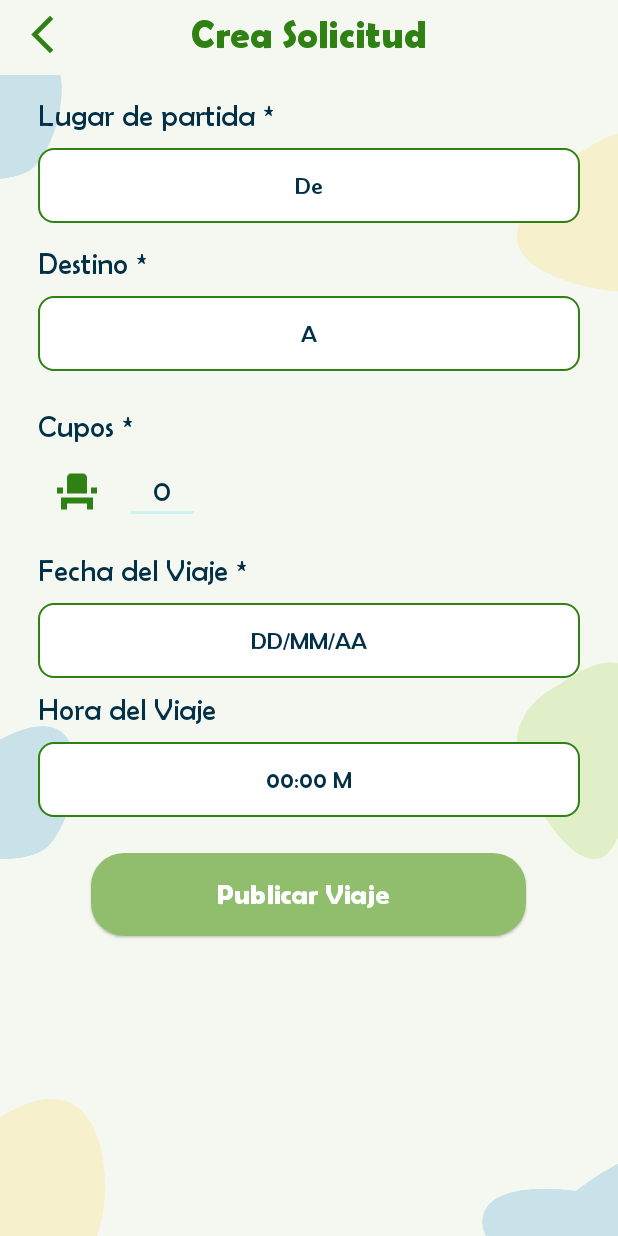
After one commit to santiago01est/MoviUQ_APP, an Android app: the CreateRequestActivity screen opened directly, with no data from a screen before it, on a phone screen of 412 x 824 dp. The commit adds this screen. Run offline under Robolectric (Android 15) with nearby library versions, the phone set to English and light mode, and no system bars; our stand-ins replace Volley; Roboto replaces fonts that are not available here; 1 statement that could not run was skipped.

Commit message:
correciones de diseño y logica request

```diff
--- a/app/src/main/AndroidManifest.xml
+++ b/app/src/main/AndroidManifest.xml
@@ -13,6 +13,9 @@
         android:supportsRtl="true"
         android:theme="@style/Theme.MoviUq"
         tools:targetApi="31">
+        <activity
+            android:name=".CreateRequestActivity"
+            android:exported="false" />
         <activity
             android:name=".presentation.activity.DetailOfferTravelActivity"
             android:exported="false" />
--- /dev/null
+++ b/app/src/main/java/com/uniquindio/moviuq/CreateRequestActivity.java
@@ -0,0 +1,341 @@
+package com.uniquindio.moviuq;
+
+import static com.android.volley.VolleyLog.TAG;
+
+import androidx.annotation.Nullable;
+import androidx.annotation.RequiresApi;
+import androidx.appcompat.app.AppCompatActivity;
+
+import android.app.DatePickerDialog;
+import android.app.TimePickerDialog;
+import android.content.Intent;
+import android.os.Build;
+import android.os.Bundle;
+import android.util.Log;
+import android.view.View;
+import android.widget.Button;
+import android.widget.DatePicker;
+import android.widget.EditText;
+import android.widget.ScrollView;
+import android.widget.TextView;
+import android.widget.TimePicker;
+import android.widget.Toast;
+
+import com.google.android.gms.common.api.Status;
+import com.google.android.gms.maps.GoogleMap;
+import com.google.android.gms.maps.model.LatLng;
+import com.google.android.libraries.places.api.Places;
+import com.google.android.libraries.places.api.model.Place;
+import com.google.android.libraries.places.widget.Autocomplete;
+import com.google.android.libraries.places.widget.AutocompleteActivity;
+import com.google.android.libraries.places.widget.model.AutocompleteActivityMode;
+import com.google.android.material.appbar.MaterialToolbar;
+import com.google.android.material.floatingactionbutton.FloatingActionButton;
+import com.uniquindio.moviuq.domain.MyPlace;
+import com.uniquindio.moviuq.domain.VehicleType;
+import com.uniquindio.moviuq.presentation.activity.CreateOfferActivity;
+import com.uniquindio.moviuq.use_case.Case_Offer;
+import com.uniquindio.moviuq.use_case.Case_Request;
+
+import java.util.Arrays;
+import java.util.Calendar;
+import java.util.List;
+
+public class CreateRequestActivity extends AppCompatActivity {
+
+    /**
+     * Constantes de respuesta para la onActivityResult
+     **/
+    private static int FROM_REQUEST_CODE = 1;
+    private static int TO_REQUEST_CODE = 2;
+
+    /** Elementos UI**/
+    private TextView from_travel;
+    private TextView to_travel;
+    private EditText seats;
+    private TextView txv_date;
+    private TextView txv_hour;
+    private Button request;
+    private MaterialToolbar toolbar;
+
+
+    /**
+     * Caso de Uso y objetos
+     **/
+    private Case_Request case_request;
+    private Place place;
+    private GoogleMap mMap;
+    private MyPlace placeFrom;
+    private MyPlace placeTo;
+    private LatLng mToLatLng=null;
+    private LatLng mFromLatLng=null;
+
+    @Override
+    protected void onCreate(Bundle savedInstanceState) {
+        super.onCreate(savedInstanceState);
+        setContentView(R.layout.activity_create_request);
+
+        /** Inicializar datos**/
+        case_request=new Case_Request(this);
+        placeTo=new MyPlace();
+        placeFrom=new MyPlace();
+
+        referencesElements();
+
+        /** Logica para obtener la información de los Lugares*/
+        setupPlaces();
+
+        /** referencia de elementos UI para la fecha y sus respectivos onclick listeners
+         * configuración de la fecha del viaje */
+        setupDate();
+
+        /** evento clic del boton crear request**/
+        createRequest();
+
+        /** boton de navegacion Back de la toolbar**/
+        toolbar.setNavigationOnClickListener(new View.OnClickListener() {
+            @Override
+            public void onClick(View view) {
+
+                finish();
+
+            }
+        });
+
+    }
+
+    /** Conexion con los elementos ui*/
+    private void referencesElements() {
+
+        seats= findViewById(R.id.edtText_seat);
+        toolbar=findViewById(R.id.topAppBar);
+        from_travel = findViewById(R.id.txv_from_travel);
+        to_travel = findViewById(R.id.txv_to_travel);
+        txv_date=findViewById(R.id.txv_request_date);
+        txv_hour=findViewById(R.id.txv_request_hour);
+
+    }
+
+    /** Button Post request **/
+    private void createRequest() {
+        request=findViewById(R.id.btn_post_request);
+
+        request.setOnClickListener(new View.OnClickListener() {
+            @RequiresApi(api = Build.VERSION_CODES.O)
+            @Override
+            public void onClick(View view) {
+                if(verificarCampos()){
+                    /** se crea titulo con el nombre de los 2 lugares seleccionados*/
+                    String title=placeFrom.getName()+" - " +placeTo.getName();
+
+                    case_request.createRequest(title,txv_date.getText().toString(), txv_hour.getText().toString(), Integer.parseInt(seats.getText().toString()) ,placeTo,placeFrom);
+                }else{
+                    Toast.makeText(CreateRequestActivity.this, "Ingresa los campos obligatorios (*)", Toast.LENGTH_SHORT).show();
+                }
+
+            }
+        });
+    }
+
+    private boolean verificarCampos() {
+        boolean centinela=true;
+
+        if( from_travel.getText()=="De" ||
+                to_travel.getText()=="A"  ||
+                seats.getText().toString().isEmpty() || txv_date.getText().toString().isEmpty()){
+            centinela=false;
+
+        }
+
+        return  centinela;
+    }
+
+    /**
+     * PLACES
+     **/
+
+    private void setupPlaces() {
+
+        /** Initialize the SDK */
+        Places.initialize(getApplicationContext(), getString(R.string.mapsApi));
+
+        /**Reference elements*/
+
+
+        from_travel.setOnClickListener(new View.OnClickListener() {
+            @Override
+            public void onClick(View view) {
+                selectPlace(FROM_REQUEST_CODE);
+            }
+        });
+
+        to_travel.setOnClickListener(new View.OnClickListener() {
+            @Override
+            public void onClick(View view) {
+                selectPlace(TO_REQUEST_CODE);
+            }
+        });
+    }
+
+    /**
+     * Metodo onclick que infla un fragment haciendo uso de la Api Google Maps para ingresar los datos del
+     * lugar para crear el viaje
+     *
+     * @param request_code
+     */
+    private void selectPlace(int request_code) {
+        // Set the fields to specify which types of place data to
+        // return after the user has made a selection.
+        List<Place.Field> fields = Arrays.asList(Place.Field.ID, Place.Field.NAME, Place.Field.ADDRESS, Place.Field.LAT_LNG);
+        // Start the autocomplete intent.
+        Intent intent = new Autocomplete.IntentBuilder(AutocompleteActivityMode.FULLSCREEN, fields)
+                .build(this);
+
+        startActivityForResult(intent, request_code);
+    }
+
+
+    /**
+     * Metodo que obtiene los datos del fragment de la
+     * Api de google maps
+     *
+     * @param requestCode
+     * @param resultCode
+     * @param data
+     */
+    @Override
+    protected void onActivityResult(int requestCode, int resultCode, @Nullable Intent data) {
+        if (requestCode == FROM_REQUEST_CODE) {
+            processAutoCompleteResult(from_travel, requestCode, resultCode, data, mFromLatLng);
+            return;
+        } else if (requestCode == TO_REQUEST_CODE) {
+            processAutoCompleteResult(to_travel, requestCode, resultCode, data, mToLatLng);
+            return;
+        }
+
+        super.onActivityResult(requestCode, resultCode, data);
+    }
+
+    private void processAutoCompleteResult(TextView txv_travel, int requestCode, int resultCode, @Nullable Intent data, LatLng latLng) {
+
+        if (resultCode == RESULT_OK) {
+            place = Autocomplete.getPlaceFromIntent(data);
+
+            Log.i(TAG, "MyPlace: " + place.getName() + ", " + place.getId());
+
+            /** Metodo que refleja los cambios en la UI */
+            updatePlaceUi(place, txv_travel);
+            latLng = place.getLatLng();
+            if (requestCode == FROM_REQUEST_CODE) {
+                //setMarketFrom(latLng);
+
+                placeFrom.setName(place.getName());
+                placeFrom.setAddress(place.getAddress());
+                placeFrom.setLatitude(latLng.latitude);
+                placeFrom.setLongitude(latLng.longitude);
+            } else if (requestCode == TO_REQUEST_CODE) {
+                //setMarketTo(latLng);
+                placeTo.setAddress(place.getAddress());
+                placeTo.setName(place.getName());
+                placeTo.setLatitude(latLng.latitude);
+                placeTo.setLongitude(latLng.longitude);
+            } else {
+
+            }
+
+
+        } else if (resultCode == AutocompleteActivity.RESULT_ERROR) {
+            // TODO: Handle the error.
+            Status status = Autocomplete.getStatusFromIntent(data);
+            Log.i(TAG, status.getStatusMessage());
+        }
+
+    }
+
+    /**
+     * metodo que es invocado en onActivityResult
+     * para traer el lugar seleccionado por el usuario
+     * y se fija el texto del textview correspondiente con el
+     * nombre del lugar
+     *
+     * @param place
+     */
+    private void updatePlaceUi(Place place, TextView txv_travel) {
+        txv_travel.setText("" + place.getName());
+    }
+
+    /** DATE **/
+
+    private void setupDate() {
+
+
+
+        txv_date.setOnClickListener(new View.OnClickListener() {
+            @RequiresApi(api = Build.VERSION_CODES.N)
+            @Override
+            public void onClick(View view) {
+                getDate();
+            }
+        });
+
+        txv_hour.setOnClickListener(new View.OnClickListener() {
+            @Override
+            public void onClick(View view) {
+                getHour();
+            }
+        });
+    }
+
+
+
+
+    /**
+     * Metodo que obtiene la fecha desde el calendario fragment
+     * Documentación de google -DatePickerDialog-
+     */
+    private void getDate(){
+
+        /** Instancia fecha actual en la vista Calendar**/
+        Calendar cal = Calendar.getInstance();
+        int year= cal.get(Calendar.YEAR);
+        int month= cal.get(Calendar.MONTH);
+        int day= cal.get(Calendar.DAY_OF_MONTH);
+
+        /** Escuchador para obtener fecha ingresada por el usuario**/
+        DatePickerDialog dpd= new DatePickerDialog(this, new DatePickerDialog.OnDateSetListener() {
+            @Override
+            public void onDateSet(DatePicker datePicker, int year, int month, int day) {
+                String date = day+"/"+month+"/"+year;
+                /** se fija la fecha en el recurso textview**/
+                txv_date.setText(date);
+            }
+        }, year, month, day);
+        dpd.show();
+
+    }
+
+    /**
+     * Metodo que obtiene la hora desde timePickerDialog
+     * Documentación de google -timePickerDialog-
+     */
+    private void getHour() {
+
+        Calendar cal=Calendar.getInstance();
+        int hour = cal.get(Calendar.HOUR_OF_DAY);
+        int minutes= cal.get(Calendar.MINUTE);
+
+        TimePickerDialog timePickerDialog= new TimePickerDialog(this, R.style.PickerTheme,new TimePickerDialog.OnTimeSetListener() {
+            @Override
+            public void onTimeSet(TimePicker timePicker, int hourOfDay, int minute) {
+                String amPm="AM";
+                if(hourOfDay>=12){
+                    amPm="PM";
+                }
+                String hour =hourOfDay+":"+minute+" "+amPm;
+                txv_hour.setText(hour);
+
+            }
+        },hour,minutes,false);
+        timePickerDialog.show();
+    }
+}
--- a/app/src/main/java/com/uniquindio/moviuq/data/RequestService.java
+++ b/app/src/main/java/com/uniquindio/moviuq/data/RequestService.java
@@ -1,4 +1,9 @@
 package com.uniquindio.moviuq.data;
 
+import android.app.Activity;
+
+import com.uniquindio.moviuq.domain.Request;
+
 public interface RequestService {
+    void createRequest(Request request,String email, Activity activity);
 }
--- a/app/src/main/java/com/uniquindio/moviuq/presentation/activity/CreateOfferActivity.java
+++ b/app/src/main/java/com/uniquindio/moviuq/presentation/activity/CreateOfferActivity.java
@@ -102,6 +102,7 @@ public class CreateOfferActivity extends AppCompatActivity implements OnMapReady
         super.onCreate(savedInstanceState);
         setContentView(R.layout.activity_create_offer);
 
+        /** Inicialiazar Datos**/
         case_offer = new Case_Offer(this);
         placeTo=new MyPlace();
         placeFrom=new MyPlace();
--- /dev/null
+++ b/app/src/main/res/layout/activity_create_request.xml
@@ -0,0 +1,218 @@
+<?xml version="1.0" encoding="utf-8"?>
+<androidx.constraintlayout.widget.ConstraintLayout xmlns:android="http://schemas.android.com/apk/res/android"
+    xmlns:app="http://schemas.android.com/apk/res-auto"
+    xmlns:tools="http://schemas.android.com/tools"
+    android:layout_width="match_parent"
+    android:layout_height="match_parent"
+    android:background="@color/grey"
+    tools:context=".CreateRequestActivity">
+
+    <com.google.android.material.appbar.AppBarLayout
+        android:id="@+id/appbar_create_request"
+        android:layout_width="match_parent"
+        android:layout_height="50dp"
+        android:background="@color/grey"
+        app:layout_constraintEnd_toEndOf="parent"
+        app:layout_constraintStart_toStartOf="parent"
+        app:layout_constraintTop_toTopOf="parent"
+        app:liftOnScroll="true">
+
+        <com.google.android.material.appbar.MaterialToolbar
+            android:id="@+id/topAppBar"
+            android:layout_width="match_parent"
+            android:layout_height="45dp"
+            android:background="@color/grey"
+            app:layout_scrollFlags="scroll|enterAlways|snap"
+            app:navigationIcon="@drawable/ic_arrow_back"
+            app:title="@string/Requests_title"
+            app:titleCentered="true"
+            app:titleTextAppearance="@style/ExpandedAppBar" />
+
+    </com.google.android.material.appbar.AppBarLayout>
+
+    <ScrollView
+        android:id="@+id/scroll_request"
+        android:layout_width="match_parent"
+        android:layout_height="0dp"
+        android:background="@drawable/back_master"
+        app:layout_constraintBottom_toBottomOf="parent"
+        app:layout_constraintEnd_toEndOf="parent"
+        app:layout_constraintStart_toStartOf="parent"
+        app:layout_constraintTop_toBottomOf="@+id/appbar_create_request">
+
+
+        <androidx.constraintlayout.widget.ConstraintLayout
+            android:layout_width="match_parent"
+            android:layout_height="match_parent">
+
+
+            <LinearLayout
+                android:layout_width="match_parent"
+                android:layout_height="match_parent"
+                android:gravity="center"
+                android:orientation="vertical"
+                android:paddingLeft="25dp"
+                android:paddingRight="25dp"
+                app:layout_constraintEnd_toEndOf="parent"
+                app:layout_constraintStart_toStartOf="parent"
+                app:layout_constraintTop_toTopOf="parent">
+
+
+                <TextView
+                    android:id="@+id/txv_subtitle_startpoint"
+                    style="@style/FontsLittle_MediumText"
+                    android:layout_width="match_parent"
+                    android:layout_height="wrap_content"
+                    android:layout_marginTop="16dp"
+                    android:text="@string/creat_offer_startpoint" />
+
+
+                <TextView
+                    android:id="@+id/txv_from_travel"
+                    style="@style/FontsLittleText"
+                    android:layout_width="match_parent"
+                    android:layout_height="50dp"
+                    android:layout_marginTop="10dp"
+                    android:background="@drawable/esquinas_redondeadas_bttn"
+                    android:gravity="center"
+                    android:text="@string/creat_offer_click_star"
+                    android:textColor="@color/letra_02" />
+
+
+                <TextView
+                    android:id="@+id/txv_subtitle_endpoint"
+                    style="@style/FontsLittle_MediumText"
+                    android:layout_width="match_parent"
+                    android:layout_height="wrap_content"
+                    android:layout_marginTop="16dp"
+                    android:text="@string/creat_offer_endpoint" />
+
+                <TextView
+                    android:id="@+id/txv_to_travel"
+                    style="@style/FontsLittleText"
+                    android:layout_width="match_parent"
+                    android:layout_height="50dp"
+                    android:layout_marginTop="10dp"
+                    android:background="@drawable/esquinas_redondeadas_bttn"
+                    android:gravity="center"
+                    android:text="@string/creat_offer_click_end"
+                    android:textColor="@color/letra_02" />
+
+                <LinearLayout
+                    android:id="@+id/contenedor_seats"
+                    android:layout_width="match_parent"
+                    android:layout_height="wrap_content"
+                    android:layout_marginTop="16dp"
+                    android:orientation="vertical">
+
+                    <TextView
+                        android:id="@+id/txv_subtitle_seats"
+                        style="@style/FontsLittle_MediumText"
+                        android:layout_width="match_parent"
+                        android:layout_height="wrap_content"
+                        android:layout_marginTop="10dp"
+                        android:text="@string/creat_offer_seats" />
+
+                    <LinearLayout
+                        android:layout_width="match_parent"
+                        android:layout_height="wrap_content"
+                        android:layout_marginTop="10dp"
+                        android:orientation="horizontal">
+
+                        <ImageView
+                            android:id="@+id/imv_seat"
+                            android:layout_width="32dp"
+                            android:layout_height="match_parent"
+                            android:layout_marginLeft="10dp"
+                            android:contentDescription="TODO"
+                            app:srcCompat="@drawable/ic_seat" />
+
+                        <EditText
+                            android:id="@+id/edtText_seat"
+                            style="@style/FontsLittle_MediumText"
+                            android:layout_width="50dp"
+                            android:layout_height="wrap_content"
+                            android:layout_marginLeft="16dp"
+                            android:cursorVisible="false"
+                            android:hint="@string/creat_offer_number_hint_seats"
+                            android:inputType="number"
+                            android:outlineAmbientShadowColor="@color/green"
+                            android:textAlignment="center"
+                            android:textColor="@color/letra_02"
+                            android:textColorHint="@color/letra_02"
+                            tools:ignore="TouchTargetSizeCheck" />
+                    </LinearLayout>
+
+                </LinearLayout>
+
+                <LinearLayout
+                    android:id="@+id/contenedor_fechas"
+                    android:layout_width="match_parent"
+                    android:layout_height="wrap_content"
+                    android:layout_marginTop="10dp"
+                    android:orientation="vertical">
+
+                    <TextView
+                        android:id="@+id/txv_subtitle_date"
+                        style="@style/FontsLittle_MediumText"
+                        android:layout_width="match_parent"
+                        android:layout_height="wrap_content"
+                        android:layout_marginTop="10dp"
+                        android:text="@string/creat_offer_date" />
+
+                    <TextView
+                        android:id="@+id/txv_request_date"
+                        style="@style/FontsLittleText"
+                        android:layout_width="match_parent"
+                        android:layout_height="50dp"
+                        android:layout_marginTop="10dp"
+                        android:background="@drawable/esquinas_redondeadas_bttn"
+                        android:gravity="center"
+                        android:text="@string/creat_offer_getDate"
+                        android:textColor="@color/letra_02" />
+
+                    <TextView
+                        android:id="@+id/txv_subtitle_hour"
+                        style="@style/FontsLittle_MediumText"
+                        android:layout_width="match_parent"
+                        android:layout_height="wrap_content"
+                        android:layout_marginTop="10dp"
+                        android:text="@string/creat_offer_hour" />
+
+                    <TextView
+                        android:id="@+id/txv_request_hour"
+                        style="@style/FontsLittleText"
+                        android:layout_width="match_parent"
+                        android:layout_height="50dp"
+                        android:layout_marginTop="10dp"
+                        android:background="@drawable/esquinas_redondeadas_bttn"
+                        android:gravity="center"
+                        android:text="@string/creat_offer_getHour"
+                        android:textColor="@color/letra_02" />
+
+                </LinearLayout>
+
+
+
+                <Button
+                    android:id="@+id/btn_post_request"
+                    style="@style/Widget.Material3.Button.ElevatedButton.Icon"
+                    android:layout_width="290dp"
+                    android:layout_height="63dp"
+                    android:layout_margin="20dp"
+                    android:fontFamily="@font/berlin_sans_demi_bold"
+                    android:onClick="loginUser"
+                    android:text="@string/creat_offer_post_offer"
+                    android:textColor="@color/white"
+                    android:textSize="18sp"
+                    app:backgroundTint="@color/bttn_01"
+                    app:cornerRadius="22dp"
+                    app:elevation="50dp"
+                    app:rippleColor="@color/green_main" />
+
+            </LinearLayout>
+
+        </androidx.constraintlayout.widget.ConstraintLayout>
+    </ScrollView>
+
+</androidx.constraintlayout.widget.ConstraintLayout>
--- a/app/src/main/res/values/strings.xml
+++ b/app/src/main/res/values/strings.xml
@@ -75,6 +75,7 @@
 
     <!-- Request -->
     <string name="Requests">Solicitudes</string>
+    <string name="Requests_title">Crea Solicitud</string>
 
     <!-- Profile -->
     <string name="Perfil">Perfil</string>
@@ -97,8 +98,6 @@
     <string name="creat_detail_offer_no_conditions">No hay Condiciones de viaje</string>
 
 
-
-
     <string name="IdClient">718670393638-hg3lth4n172hkbrsvsv5tmfk6gaid8hq.apps.googleusercontent.com</string>
     <string name="mapsApi">AIzaSyB2kesCG1Vhjcv35rT5dObdlRpoqZq9jkM</string>
     <string name="keyMessag">AAAAp1QX8SY:APA91bEaBh3YUYLtyPjwABa37KFomH2_nMNM6ny3PuJkVBfhqxdrp1bsCg4HZlB7SS3kMTu1jDA_st_k2R9F41h_XVTe9Xy0EcUIeso3gHyiL9szZkb652quMbWhQkjTw0GvtblZONw-</string>
```
Also changed, not shown: app/src/main/java/com/uniquindio/moviuq/data/RequestImpl.java (+31 -1 lines), app/src/main/java/com/uniquindio/moviuq/presentation/fragments/RequestFragment.java (+40 -0 lines), app/src/main/java/com/uniquindio/moviuq/use_case/Case_Request.java (+38 -1 lines).
